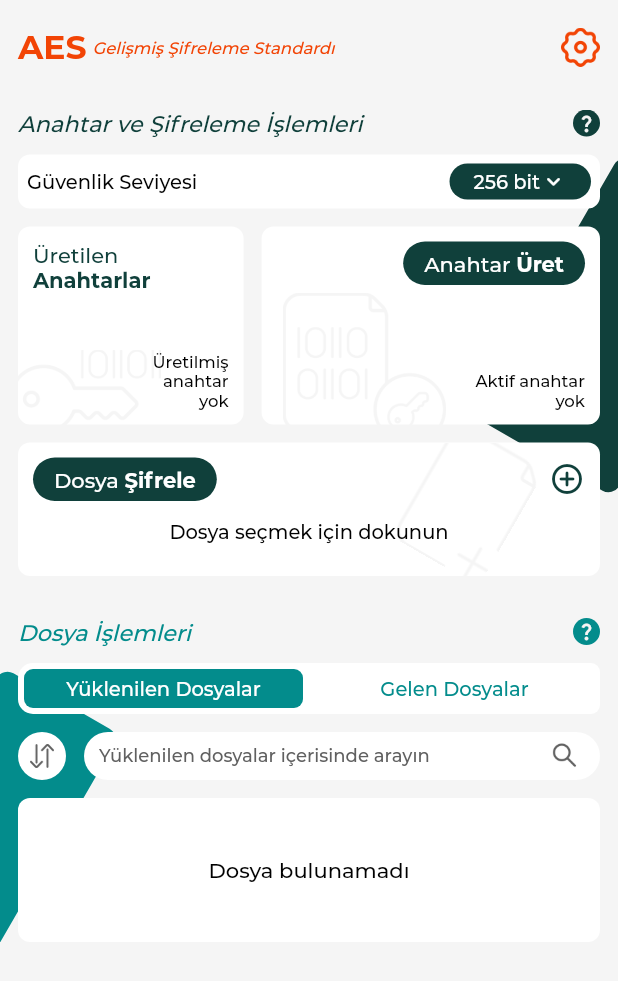
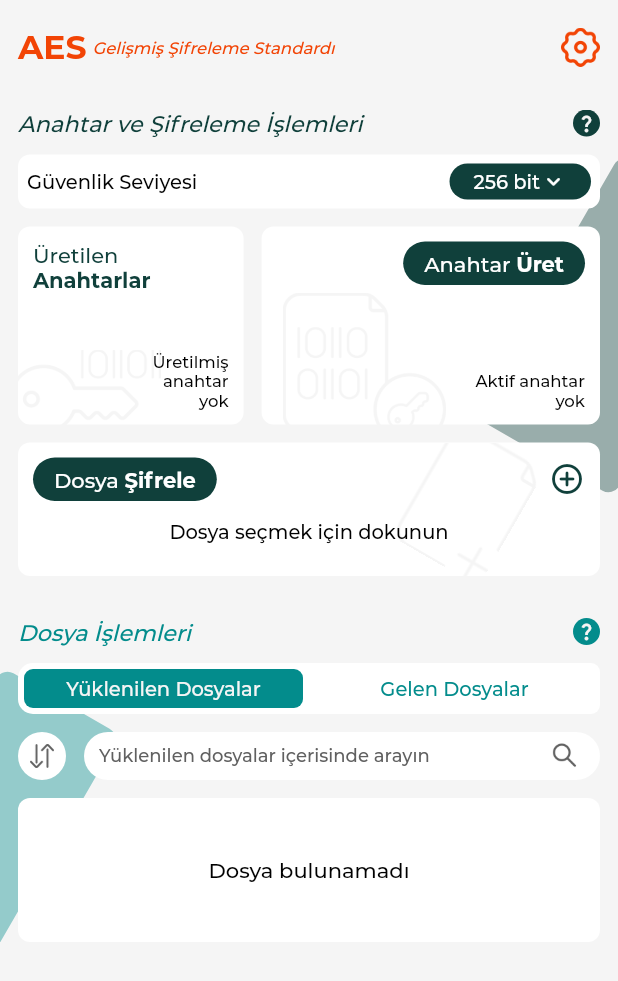
Before and after one commit to zahidayturan/advanced-encryption-standard-application, a Flutter app: the screen it shows after launch, on a phone screen of 412 x 824 dp. Shown: the top 981 px of the screen. Run offline on Flutter 3.47's test engine with Material 2 defaults, Android fonts, the phone set to English and light mode, and no system bars; our stand-ins replace cloud_firestore, firebase_core, get_storage, permission_handler, qr_flutter, shimmer; missing offline and left inert: encrypt, flutter_sound, qr_code_scanner; accounts and stored records are empty.

Commit message:
theme edit

```diff
--- a/lib/core/constants/colors.dart
+++ b/lib/core/constants/colors.dart
@@ -2,7 +2,7 @@ import 'package:flutter/material.dart';
 
 class AppColors{
   Color greenDark =  const Color(0xFF10403B);
-  Color green =  const Color(0xFF127369);
+  Color green =  const Color(0xFF106B62);
   Color blue = const Color(0xFF038C8C);
   Color blueLight = const Color(0xFF8AA6A3);
   Color blueMid = const Color(0XFF00B0B0);
--- a/lib/core/theme/theme.dart
+++ b/lib/core/theme/theme.dart
@@ -13,6 +13,9 @@ class AppTheme {
         secondary: colors.black,
         primaryContainer: colors.white,
         inversePrimary: colors.blue,
+        tertiary: colors.greenDark,
+        onTertiary: colors.blue,
+        tertiaryContainer: colors.greenDark
       ),
       scaffoldBackgroundColor: colors.grey,
       elevatedButtonTheme: ElevatedButtonThemeData(
@@ -32,6 +35,9 @@ class AppTheme {
         secondary: colors.grey,
         primaryContainer: colors.blackLight,
         inversePrimary: colors.blueMid,
+        tertiary: colors.grey,
+        onTertiary: colors.blueMid,
+        tertiaryContainer: colors.green
       ),
       scaffoldBackgroundColor: colors.black,
       elevatedButtonTheme: ElevatedButtonThemeData(
--- a/lib/routes/home/components/home_files.dart
+++ b/lib/routes/home/components/home_files.dart
@@ -34,7 +34,7 @@ class _HomeFilesState extends State<HomeFiles> {
               height: 200,
               width: 90,
               decoration: BoxDecoration(
-                  color: colors.blue,
+                  color: colors.blue.withOpacity(0.4),
                   borderRadius: const BorderRadius.all(Radius.circular(8))
               ),
             ),
@@ -48,13 +48,13 @@ class _HomeFilesState extends State<HomeFiles> {
               Row(
                 mainAxisAlignment: MainAxisAlignment.spaceBetween,
                 children: [
-                  RegularText(texts: "Dosya İşlemleri",size: 15,color: colors.blue,style: FontStyle.italic,weight: FontWeight.w600,),
+                  RegularText(texts: "Dosya İşlemleri",size: 15,color: Theme.of(context).colorScheme.onTertiary,style: FontStyle.italic,weight: FontWeight.w600,),
                   InkWell(
                       onTap: (){
 
                       },
                       child: BaseContainer(
-                          padding: 2, color: colors.blue, radius: 50,
+                          padding: 2, color: Theme.of(context).colorScheme.onTertiary, radius: 50,
                           child: Icon(Icons.question_mark_sharp,size: 14,color: colors.grey)))
                 ],
               ),
@@ -139,7 +139,7 @@ class _HomeFilesState extends State<HomeFiles> {
                             padding: 2,
                             color: Theme.of(context).scaffoldBackgroundColor,
                             radius: 50,
-                            child: Icon(Icons.more_horiz_rounded,size: 20,color: colors.blue))
+                            child: Icon(Icons.more_horiz_rounded,size: 20,color: Theme.of(context).colorScheme.onTertiary))
                       ],
                     )
                   ],
@@ -163,7 +163,7 @@ class _HomeFilesState extends State<HomeFiles> {
       height: 32,
       padding: 8,
       radius: 50,
-      child: Image.asset("assets/icons/sort.png",color: isActive ? colors.blue : colors.greyMid,height: 22),
+      child: Image.asset("assets/icons/sort.png",color: isActive ? Theme.of(context).colorScheme.onTertiary : colors.greyMid,height: 22),
     );
   }
 
@@ -196,7 +196,7 @@ class _HomeFilesState extends State<HomeFiles> {
                 onPressed: () {
 
                 },
-                icon: Image.asset("assets/icons/search.png",height: 22,color: isActive ? colors.blue : colors.greyMid,
+                icon: Image.asset("assets/icons/search.png",height: 22,color: isActive ? Theme.of(context).colorScheme.onTertiary : colors.greyMid,
               )
           ),
         ),
--- a/lib/routes/home/components/home_key_and_encryption.dart
+++ b/lib/routes/home/components/home_key_and_encryption.dart
@@ -60,7 +60,7 @@ class _HomeKeyAndEncryptionState extends State<HomeKeyAndEncryption> {
               height: 200,
               width: 110,
               decoration: BoxDecoration(
-                color: colors.greenDark,
+                color: colors.greenDark.withOpacity(0.4),
                 borderRadius: const BorderRadius.all(Radius.circular(8))
               ),
             ),
@@ -74,13 +74,13 @@ class _HomeKeyAndEncryptionState extends State<HomeKeyAndEncryption> {
               Row(
                 mainAxisAlignment: MainAxisAlignment.spaceBetween,
                 children: [
-                  RegularText(texts: "Anahtar ve Şifreleme İşlemleri",size: 15,color: colors.greenDark,style: FontStyle.italic,weight: FontWeight.w600,),
+                  RegularText(texts: "Anahtar ve Şifreleme İşlemleri",size: 15,color: Theme.of(context).colorScheme.tertiary,style: FontStyle.italic,weight: FontWeight.w600,),
                   onTapWidget(
                       onTap: (){
 
                       },
                       child: BaseContainer(
-                          padding: 2, color: colors.greenDark, radius: 50,
+                          padding: 2, color: Theme.of(context).colorScheme.tertiaryContainer, radius: 50,
                           child: Icon(Icons.question_mark_sharp,size: 14,color: colors.grey)))
                 ],
               ),
@@ -135,7 +135,7 @@ class _HomeKeyAndEncryptionState extends State<HomeKeyAndEncryption> {
                 await localStorage.saveBitLength(newBitLength);
               },
               textColor: colors.white,
-              dropdownColor: colors.greenDark,
+              dropdownColor: Theme.of(context).colorScheme.tertiaryContainer,
               fontSize: 13,
               padding: 16,
               initialIndex: initialIndex,
@@ -192,7 +192,7 @@ class _HomeKeyAndEncryptionState extends State<HomeKeyAndEncryption> {
                   RichTextWidget(
                       fontSize: 14,
                       texts: const ["Üretilen\n","Anahtarlar"],
-                      colors: [colors.greenDark],
+                      colors: [Theme.of(context).colorScheme.tertiary],
                       fontFamilies: const ["FontMedium","FontBold"]
                   ),
                   Align(
@@ -230,7 +230,7 @@ class _HomeKeyAndEncryptionState extends State<HomeKeyAndEncryption> {
                     mainAxisAlignment: MainAxisAlignment.spaceBetween,
                     children: [
                       BaseContainer(
-                          color: colors.greenDark,
+                          color: Theme.of(context).colorScheme.tertiaryContainer,
                           radius: 50,
                           child: Padding(
                             padding: const EdgeInsets.symmetric(horizontal: 8),
@@ -273,7 +273,7 @@ class _HomeKeyAndEncryptionState extends State<HomeKeyAndEncryption> {
                         mainAxisAlignment: MainAxisAlignment.spaceBetween,
                         children: [
                           BaseContainer(
-                              color: colors.greenDark,
+                              color: Theme.of(context).colorScheme.tertiaryContainer,
                               radius: 50,
                               child: Padding(
                                 padding: const EdgeInsets.symmetric(horizontal: 8),
@@ -283,7 +283,7 @@ class _HomeKeyAndEncryptionState extends State<HomeKeyAndEncryption> {
                                     colors: [colors.white],
                                     fontFamilies: const ["FontMedium","FontBold"]),
                               )),
-                          Icon(Icons.add_circle_outline_rounded,size: 24,color: colors.greenDark,)
+                          Icon(Icons.add_circle_outline_rounded,size: 24,color: Theme.of(context).colorScheme.tertiary)
                         ],
                       ),
                       const SizedBox(height: 12,),
--- a/lib/ui/components/toggle_button.dart
+++ b/lib/ui/components/toggle_button.dart
@@ -52,7 +52,7 @@ class _ToggleButtonState extends State<ToggleButton> {
             child: Text(
               name,
               style: TextStyle(
-                color: currentButton == index ? colors.white : colors.blue,
+                color: currentButton == index ? colors.grey : Theme.of(context).colorScheme.onTertiary,
                 fontSize: 13,
               ),
             ),
```
